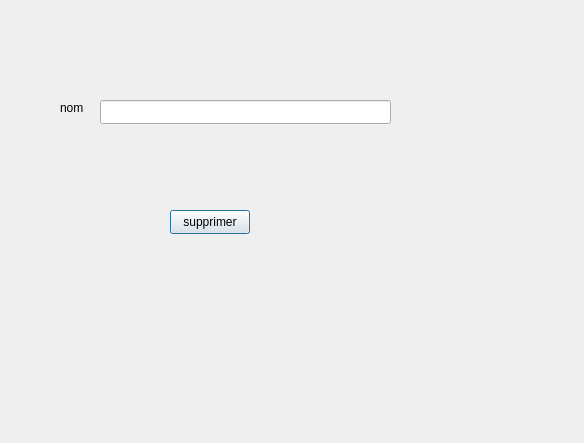
First picture: the form in finale/suppression.ui, repository ons-ghariani18/NexApp, before the edit.
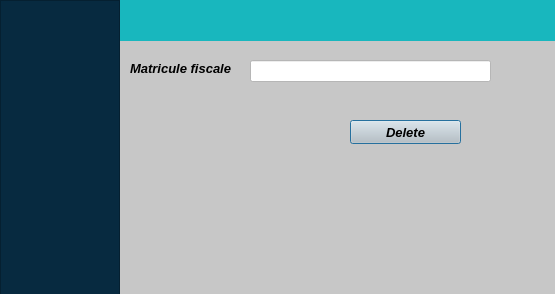
Second picture: the form after the edit.

The edit to the form file:
```diff
--- a/finale/suppression.ui
+++ b/finale/suppression.ui
@@ -6,47 +6,100 @@
    <rect>
     <x>0</x>
     <y>0</y>
-    <width>584</width>
-    <height>443</height>
+    <width>555</width>
+    <height>294</height>
    </rect>
   </property>
   <property name="windowTitle">
    <string>Dialog</string>
   </property>
+  <property name="styleSheet">
+   <string notr="true">background-color: rgb(199, 199, 199);</string>
+  </property>
   <widget class="QLabel" name="label">
    <property name="geometry">
     <rect>
-     <x>60</x>
-     <y>100</y>
+     <x>130</x>
+     <y>60</y>
      <width>161</width>
      <height>16</height>
     </rect>
    </property>
+   <property name="font">
+    <font>
+     <pointsize>10</pointsize>
+     <italic>true</italic>
+     <bold>true</bold>
+    </font>
+   </property>
    <property name="text">
-    <string>nom </string>
+    <string>Matricule fiscale </string>
    </property>
   </widget>
   <widget class="QLineEdit" name="nom_LE">
    <property name="geometry">
     <rect>
-     <x>100</x>
-     <y>100</y>
-     <width>291</width>
-     <height>24</height>
+     <x>250</x>
+     <y>60</y>
+     <width>241</width>
+     <height>22</height>
     </rect>
    </property>
+   <property name="styleSheet">
+    <string notr="true">background-color: rgb(255, 255, 255);</string>
+   </property>
   </widget>
   <widget class="QPushButton" name="supprimer_LE">
    <property name="geometry">
     <rect>
-     <x>170</x>
-     <y>210</y>
-     <width>80</width>
+     <x>350</x>
+     <y>120</y>
+     <width>111</width>
      <height>24</height>
     </rect>
    </property>
+   <property name="font">
+    <font>
+     <pointsize>10</pointsize>
+     <italic>true</italic>
+     <bold>true</bold>
+    </font>
+   </property>
    <property name="text">
-    <string>supprimer</string>
+    <string>Delete</string>
+   </property>
+  </widget>
+  <widget class="QFrame" name="frame">
+   <property name="geometry">
+    <rect>
+     <x>0</x>
+     <y>0</y>
+     <width>120</width>
+     <height>301</height>
+    </rect>
+   </property>
+   <property name="styleSheet">
+    <string notr="true">background-color: rgb(7, 42, 64);</string>
+   </property>
+   <property name="frameShape">
+    <enum>QFrame::StyledPanel</enum>
+   </property>
+   <property name="frameShadow">
+    <enum>QFrame::Raised</enum>
+   </property>
+  </widget>
+  <widget class="QWidget" name="widget" native="true">
+   <property name="geometry">
+    <rect>
+     <x>120</x>
+     <y>0</y>
+     <width>461</width>
+     <height>41</height>
+    </rect>
+   </property>
+   <property name="styleSheet">
+    <string notr="true">background-color: rgb(24, 183, 190);
+</string>
    </property>
   </widget>
  </widget>
```
Left out of the diff: 4 changed lines with no effect on the pictures.
